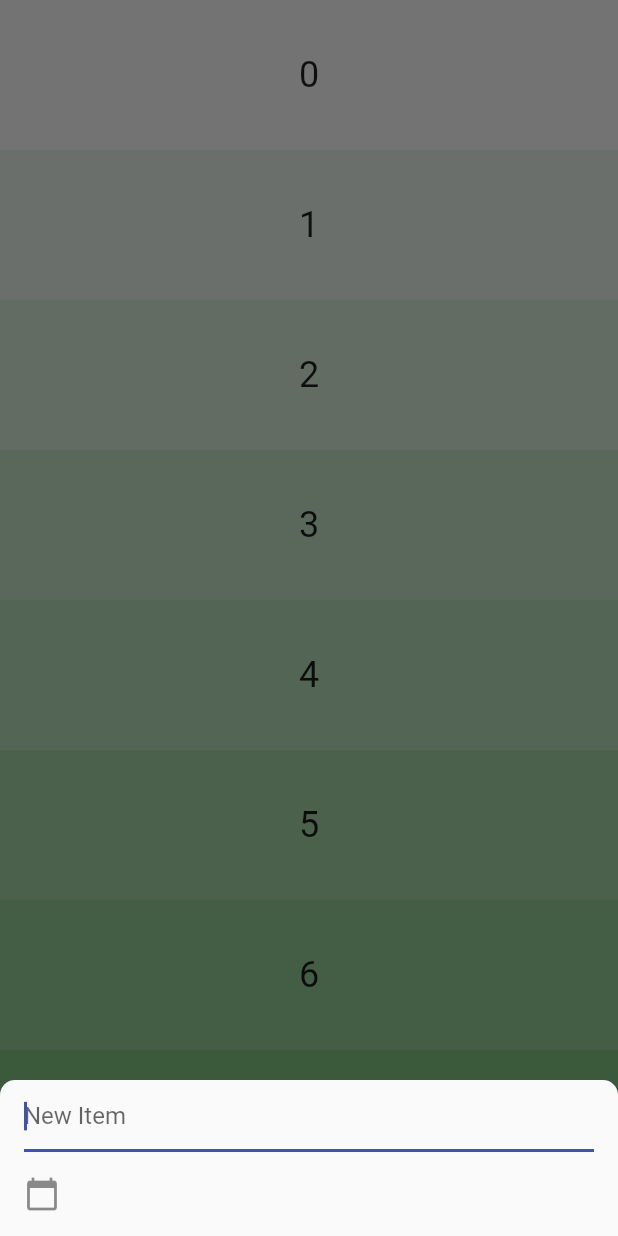
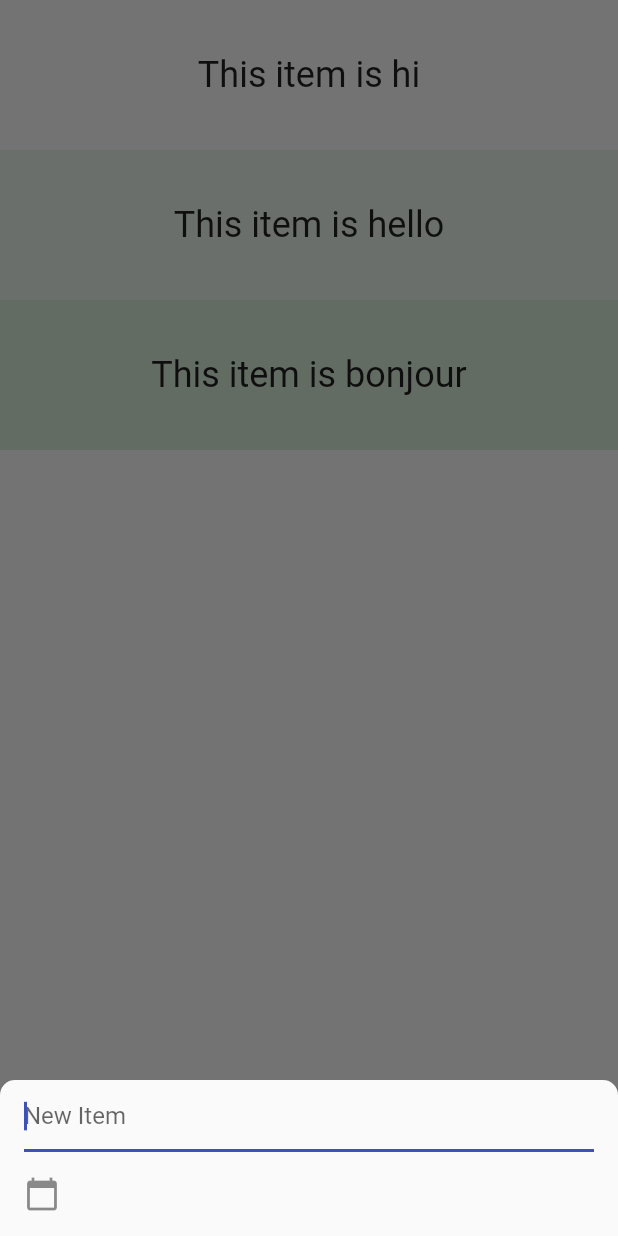
Before and after one commit to sugitlab/inoutstudy, a Flutter app: the screen it shows after launch, after a tap on the "add" icon, on a phone screen of 412 x 824 dp. Run offline on Flutter 3.47's test engine with Material 2 defaults, Android fonts, the phone set to English and light mode, and no system bars; our stand-ins replace flutter_riverpod, hooks_riverpod.

Commit message:
feat: model with riverpod

```diff
--- a/lib/main.dart
+++ b/lib/main.dart
@@ -1,8 +1,9 @@
 import 'package:flutter/material.dart';
+import 'package:hooks_riverpod/hooks_riverpod.dart';
 import './views/top_summary.dart';
 
 void main() {
-  runApp(const InOutStudy());
+  runApp(const ProviderScope(child: InOutStudy()));
 }
 
 class InOutStudy extends StatelessWidget {
--- /dev/null
+++ b/lib/models/study_record_provider.dart
@@ -0,0 +1,10 @@
+import 'package:hooks_riverpod/hooks_riverpod.dart';
+import './study_record.dart';
+
+final studyRecordListProvider = StateNotifierProvider<StudyRecordList, List<StudyRecord>>((ref) {
+  return StudyRecordList([
+    StudyRecord(id: 'todo-0', title: 'hi'),
+    StudyRecord(id: 'todo-1', title: 'hello'),
+    StudyRecord(id: 'todo-2', title: 'bonjour'),
+  ]);
+});
--- a/lib/views/top_summary.dart
+++ b/lib/views/top_summary.dart
@@ -1,20 +1,24 @@
 import 'package:flutter/material.dart';
+import 'package:hooks_riverpod/hooks_riverpod.dart';
 
-class TopSummary extends StatelessWidget {
+import '../models/study_record_provider.dart';
+
+class TopSummary extends HookConsumerWidget {
   const TopSummary({Key? key}) : super(key: key);
   @override
-  Widget build(BuildContext context) {
+  Widget build(BuildContext context, WidgetRef ref) {
+    final records = ref.watch(studyRecordListProvider);
     return Scaffold(
       extendBody: true,
       body: Center(
         child: ListView.builder(
-          itemCount: 10,
+          itemCount: records.length,
           itemBuilder: (BuildContext context, int index) {
             return Container(
               height: 100,
               color: Colors.green.withOpacity(index % 10 / 10),
               child: Center(
-                child: Text('$index', style: const TextStyle(fontSize: 24)),
+                child: Text(records.elementAt(index).toString(), style: const TextStyle(fontSize: 24)),
               ),
             );
           },
```
Also changed, not shown: lib/models/study_record.dart (added, +50 -0 lines), pubspec.yaml (+3 -13 lines), pubspec.lock.
